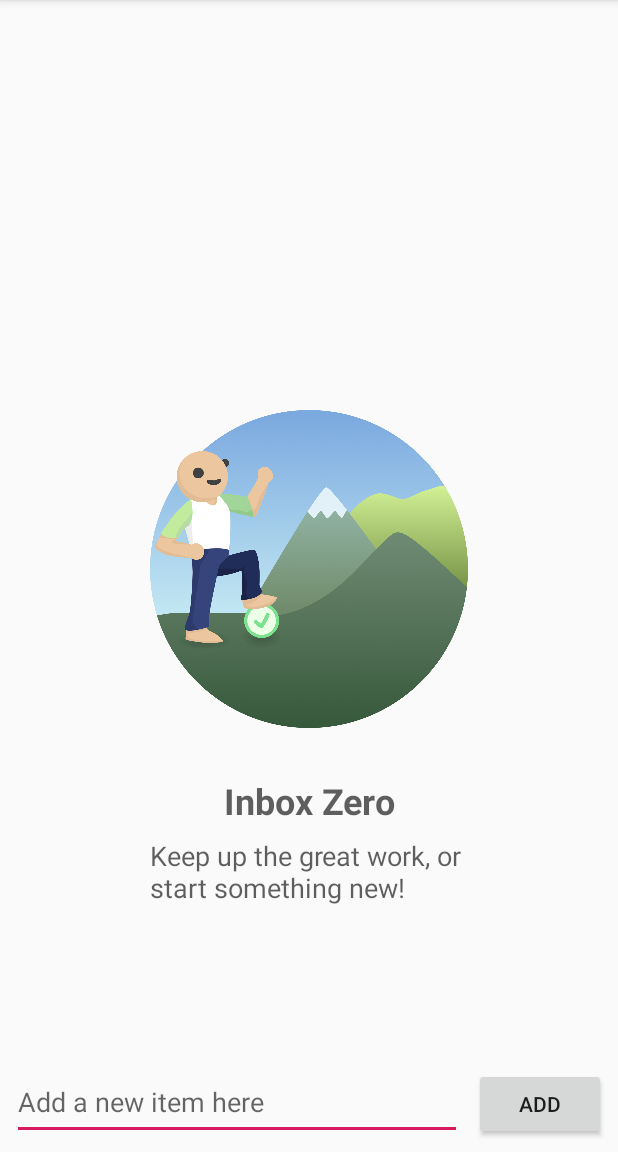
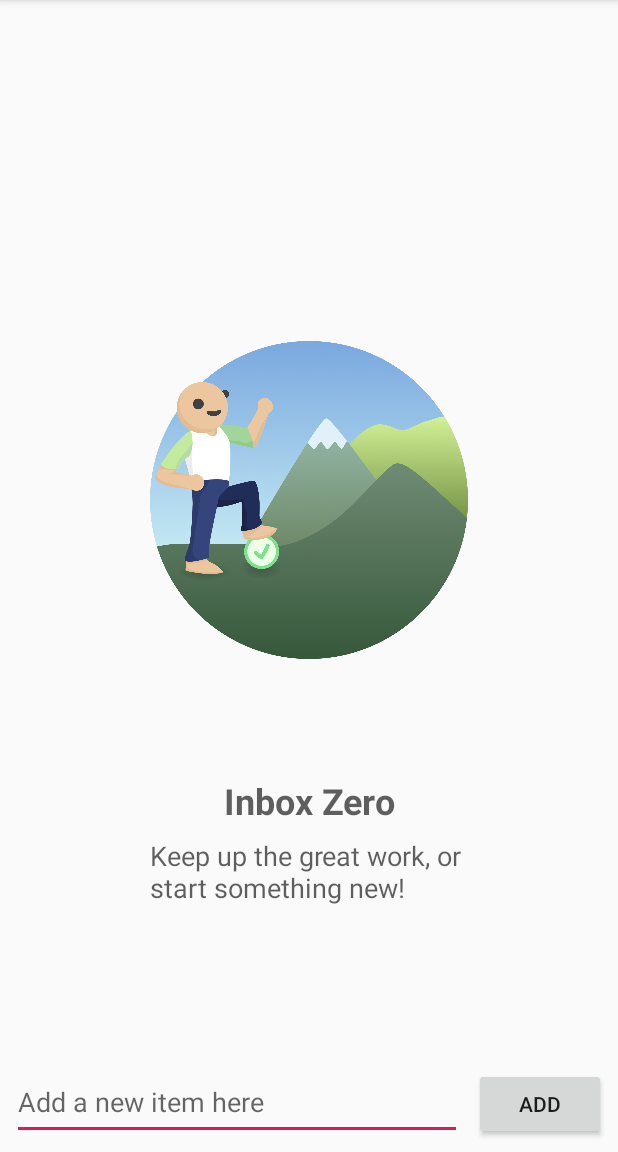
Before and after one commit to jessicamindel/FBU-SimpleTodo, an Android app: the screen it shows after launch (MainActivity), on a phone screen of 412 x 824 dp, the part 84-1236 px from its top. Run offline under Robolectric (Android 15) with nearby library versions, the phone set to English and light mode, and no system bars.

Commit message:
Fix image popping, add container

```diff
--- a/SimpleTodo/app/src/main/java/com/jmindel/simpletodo/MainActivity.java
+++ b/SimpleTodo/app/src/main/java/com/jmindel/simpletodo/MainActivity.java
@@ -7,13 +7,12 @@ import android.view.View;
 import android.widget.AdapterView;
 import android.widget.ArrayAdapter;
 import android.widget.EditText;
-import android.widget.ImageView;
 import android.widget.ListView;
-import android.widget.TextView;
 import android.widget.Toast;
 
 import androidx.annotation.Nullable;
 import androidx.appcompat.app.AppCompatActivity;
+import androidx.constraintlayout.widget.ConstraintLayout;
 
 import org.apache.commons.io.FileUtils;
 
@@ -32,8 +31,9 @@ public class MainActivity extends AppCompatActivity {
     ArrayAdapter<String> itemsAdapter;
     ListView lvItems;
 
-    ImageView ivEmptyImg;
-    TextView tvEmptyHead, tvEmptySub;
+//    ImageView ivEmptyImg;
+//    TextView tvEmptyHead, tvEmptySub;
+    ConstraintLayout clEmpty;
 
     @Override
     protected void onCreate(Bundle savedInstanceState) {
@@ -45,9 +45,10 @@ public class MainActivity extends AppCompatActivity {
         lvItems = (ListView) findViewById(R.id.lvItems); // Just like DOM querying in JS!
         lvItems.setAdapter(itemsAdapter);
 
-        ivEmptyImg = (ImageView) findViewById(R.id.ivEmptyImg);
-        tvEmptyHead = (TextView) findViewById(R.id.tvEmptyHead);
-        tvEmptySub = (TextView) findViewById(R.id.tvEmptySub);
+//        ivEmptyImg = (ImageView) findViewById(R.id.ivEmptyImg);
+//        tvEmptyHead = (TextView) findViewById(R.id.tvEmptyHead);
+//        tvEmptySub = (TextView) findViewById(R.id.tvEmptySub);
+        clEmpty = (ConstraintLayout) findViewById(R.id.clEmpty);
         updateEmpty();
 
         setupListViewListener();
@@ -130,8 +131,9 @@ public class MainActivity extends AppCompatActivity {
         } else {
             visibility = View.GONE;
         }
-        ivEmptyImg.setVisibility(visibility);
-        tvEmptyHead.setVisibility(visibility);
-        tvEmptySub.setVisibility(visibility);
+//        ivEmptyImg.setVisibility(visibility);
+//        tvEmptyHead.setVisibility(visibility);
+//        tvEmptySub.setVisibility(visibility);
+        clEmpty.setVisibility(visibility);
     }
 }
--- a/SimpleTodo/app/src/main/res/layout/activity_main.xml
+++ b/SimpleTodo/app/src/main/res/layout/activity_main.xml
@@ -13,8 +13,8 @@
         android:layout_marginEnd="8dp"
         android:layout_marginRight="8dp"
         android:layout_marginBottom="8dp"
+        android:onClick="onAddItem"
         android:text="Add"
-        android:onClick="onAddItem"
         app:layout_constraintBottom_toBottomOf="parent"
         app:layout_constraintEnd_toEndOf="parent" />
 
@@ -45,21 +45,32 @@
         app:layout_constraintHorizontal_bias="0.0"
         app:layout_constraintStart_toStartOf="parent" />
 
-    <ImageView
-        android:id="@+id/ivEmptyImg"
+    <androidx.constraintlayout.widget.ConstraintLayout
+        android:id="@+id/clEmpty"
         android:layout_width="0dp"
         android:layout_height="0dp"
         android:layout_marginStart="100dp"
         android:layout_marginLeft="100dp"
         android:layout_marginEnd="100dp"
         android:layout_marginRight="100dp"
+        android:layout_marginBottom="100dp"
+        app:layout_constraintBottom_toBottomOf="@+id/lvItems"
+        app:layout_constraintEnd_toEndOf="parent"
+        app:layout_constraintHeight_percent="0.55"
+        app:layout_constraintStart_toStartOf="parent"
+        app:layout_constraintVertical_weight="50">
+
+        <ImageView
+            android:id="@+id/ivEmptyImg"
+            android:layout_width="0dp"
+            android:layout_height="0dp"
             android:layout_marginBottom="32dp"
             android:adjustViewBounds="false"
-        android:scaleType="fitEnd"
+            android:scaleType="fitCenter"
             app:layout_constraintBottom_toTopOf="@+id/tvEmptyHead"
             app:layout_constraintEnd_toEndOf="parent"
             app:layout_constraintStart_toStartOf="parent"
-        app:layout_constraintTop_toTopOf="@+id/lvItems"
+            app:layout_constraintTop_toTopOf="parent"
             app:layout_constraintVertical_bias="1.0"
             app:srcCompat="@drawable/empty" />
 
@@ -67,10 +78,6 @@
             android:id="@+id/tvEmptyHead"
             android:layout_width="wrap_content"
             android:layout_height="wrap_content"
-        android:layout_marginStart="8dp"
-        android:layout_marginLeft="8dp"
-        android:layout_marginEnd="8dp"
-        android:layout_marginRight="8dp"
             android:layout_marginBottom="8dp"
             android:text="Inbox Zero"
             android:textAllCaps="false"
@@ -85,15 +92,11 @@
             android:id="@+id/tvEmptySub"
             android:layout_width="0dp"
             android:layout_height="wrap_content"
-        android:layout_marginStart="100dp"
-        android:layout_marginLeft="100dp"
-        android:layout_marginEnd="100dp"
-        android:layout_marginRight="100dp"
-        android:layout_marginBottom="100dp"
             android:text="Keep up the great work, or start something new!"
             android:textColor="#9F000000"
             android:textSize="18dp"
-        app:layout_constraintBottom_toBottomOf="@+id/lvItems"
+            app:layout_constraintBottom_toBottomOf="parent"
             app:layout_constraintEnd_toEndOf="parent"
             app:layout_constraintStart_toStartOf="parent" />
     </androidx.constraintlayout.widget.ConstraintLayout>
+</androidx.constraintlayout.widget.ConstraintLayout>
```
Lines whose indentation alone changed are shown as unchanged.
